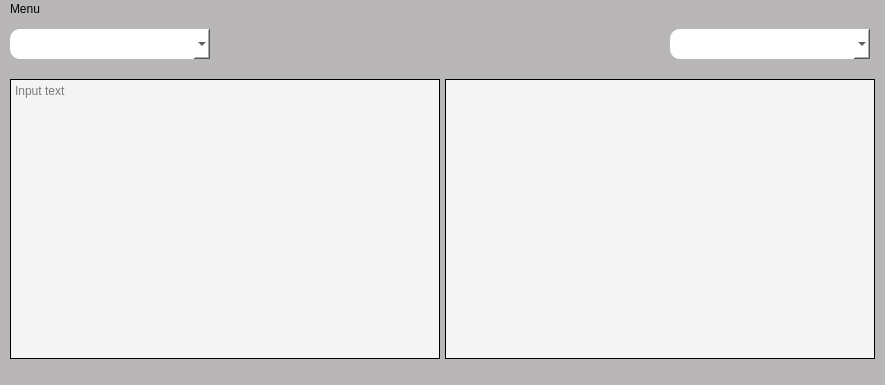
Qt form TranslateMate.ui (spone12/translated_mate) before a commit.
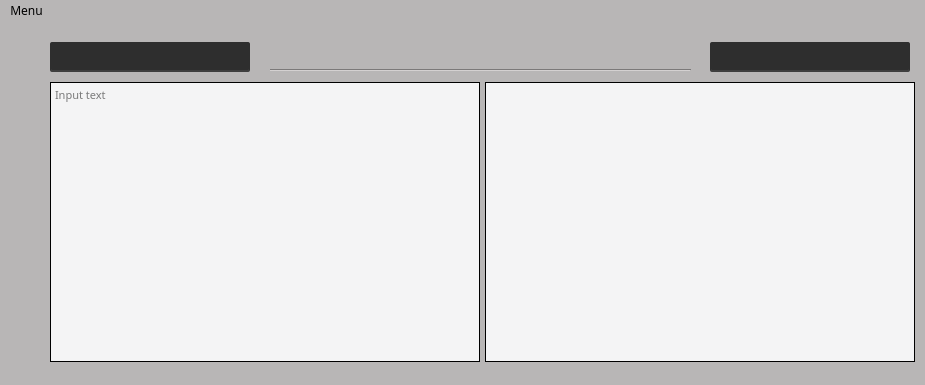
The same form after that commit. Icons and pictures are not drawn.

```diff
--- a/TranslateMate.ui
+++ b/TranslateMate.ui
@@ -9,7 +9,7 @@
    <rect>
     <x>0</x>
     <y>0</y>
-    <width>885</width>
+    <width>925</width>
     <height>385</height>
    </rect>
   </property>
@@ -21,13 +21,13 @@
   </property>
   <property name="minimumSize">
    <size>
-    <width>885</width>
+    <width>925</width>
     <height>385</height>
    </size>
   </property>
   <property name="maximumSize">
    <size>
-    <width>885</width>
+    <width>925</width>
     <height>385</height>
    </size>
   </property>
@@ -41,13 +41,16 @@
    <bool>false</bool>
   </property>
   <property name="styleSheet">
-   <string notr="true">background-color: #b8b6b6;</string>
+   <string notr="true">* {
+   background-color: #b8b6b6;
+   font: Fira Sans Condensed;     
+}</string>
   </property>
   <widget class="QWidget" name="centralwidget">
    <widget class="QTextEdit" name="inputBox">
     <property name="geometry">
      <rect>
-      <x>10</x>
+      <x>50</x>
       <y>60</y>
       <width>430</width>
       <height>280</height>
@@ -56,7 +59,8 @@
     <property name="styleSheet">
      <string notr="true">border: 1px solid black;
 border-radius: 1% 20% / 10% 40%;
-background: #f4f4f5;</string>
+background: #f4f4f5;
+font-size: 11px;</string>
     </property>
     <property name="placeholderText">
      <string>Input text</string>
@@ -68,7 +72,7 @@
     </property>
     <property name="geometry">
      <rect>
-      <x>445</x>
+      <x>485</x>
       <y>60</y>
       <width>430</width>
       <height>280</height>
@@ -77,7 +81,8 @@
     <property name="styleSheet">
      <string notr="true">border: 1px solid black;
 border-radius: 1% 20% / 10% 40%;
-background: #f4f4f5;</string>
+background: #f4f4f5;
+font-size: 11px;</string>
     </property>
     <property name="readOnly">
      <bool>true</bool>
@@ -86,15 +91,43 @@
    <widget class="QComboBox" name="fromLang">
     <property name="geometry">
      <rect>
-      <x>10</x>
-      <y>10</y>
+      <x>50</x>
+      <y>20</y>
       <width>200</width>
       <height>30</height>
      </rect>
     </property>
     <property name="styleSheet">
-     <string notr="true">border-radius: 10px;
-background: white;</string>
+     <string notr="true">#fromLang {
+    font: 11pt Fira Sans Condensed;     
+    background-color: #2e2e2e;
+    border-top: 0px solid #3e3e3e;
+    border-left: 0px solid #3e3e3e;
+    border-right: 0px solid #3e3e3e;
+    border-bottom: 2px solid #3e3e3e;
+    padding: 5%;
+    max-height: 30px;
+    min-width: 140px;
+    color: white;
+    selection-background-color: #5e5e5e;
+	border-radius: 2px;
+}
+#fromLang:drop-down {
+    border: none;
+}
+#fromLang:down-arrow {
+    image: url(img/downButton.png);
+    width: 25px;
+    height: 25px;
+    border-width: 0px;
+    padding-right: 10px;
+	cursor: pointer;
+}
+
+#fromLang:pressed {
+    position: relative;
+    top: 1px; left: 1px;
+}</string>
     </property>
     <property name="editable">
      <bool>true</bool>
@@ -103,15 +136,43 @@
    <widget class="QComboBox" name="toLang">
     <property name="geometry">
      <rect>
-      <x>670</x>
-      <y>10</y>
+      <x>710</x>
+      <y>20</y>
       <width>200</width>
       <height>30</height>
      </rect>
     </property>
     <property name="styleSheet">
-     <string notr="true">border-radius: 10px;
-background: white;</string>
+     <string notr="true">#toLang {
+    font: 11pt Fira Sans Condensed;     
+    background-color: #2e2e2e;
+    border-top: 0px solid #3e3e3e;
+    border-left: 0px solid #3e3e3e;
+    border-right: 0px solid #3e3e3e;
+    border-bottom: 2px solid #3e3e3e;
+    padding: 5%;
+    max-height: 30px;
+    min-width: 140px;
+    color: white;
+    selection-background-color: #5e5e5e;
+	border-radius: 2px;
+}
+#toLang:drop-down {
+    border: none;
+}
+#toLang:down-arrow {
+    image: url(img/downButton.png);
+    width: 25px;
+    height: 25px;
+    border-width: 0px;
+    padding-right: 10px;
+    cursor: pointer;
+}
+
+#toLang:pressed {
+    position: relative;
+    top: 1px; left: 1px;
+}</string>
     </property>
     <property name="editable">
      <bool>true</bool>
@@ -120,8 +181,8 @@
    <widget class="QLabel" name="translateLabel">
     <property name="geometry">
      <rect>
-      <x>430</x>
-      <y>20</y>
+      <x>10</x>
+      <y>60</y>
       <width>30</width>
       <height>30</height>
      </rect>
@@ -133,9 +194,15 @@
      <bool>false</bool>
     </property>
     <property name="styleSheet">
-     <string notr="true">
-background-size: 30px;
-background-repeat: no-repeat;</string>
+     <string notr="true">#translateLabel {
+	background-size: 30px;
+	background-repeat: no-repeat;
+ 	border-radius:  5px;
+	backgournd-color:  none;
+}
+#translateLabel:hover  {
+	background:  #fff6f7;
+}</string>
     </property>
     <property name="text">
      <string/>
@@ -147,14 +214,69 @@
      <bool>true</bool>
     </property>
    </widget>
+   <widget class="QLabel" name="reverseTranslate">
+    <property name="geometry">
+     <rect>
+      <x>10</x>
+      <y>100</y>
+      <width>30</width>
+      <height>30</height>
+     </rect>
+    </property>
+    <property name="cursor">
+     <cursorShape>PointingHandCursor</cursorShape>
+    </property>
+    <property name="focusPolicy">
+     <enum>Qt::NoFocus</enum>
+    </property>
+    <property name="toolTip">
+     <string>Reverse translate</string>
+    </property>
+    <property name="autoFillBackground">
+     <bool>false</bool>
+    </property>
+    <property name="styleSheet">
+     <string notr="true">#reverseTranslate {
+	background-size: 30px;
+	background-repeat: no-repeat;
+ 	border-radius:  5px;
+	backgournd-color:  none;
+}
+#reverseTranslate:hover  {
+	background:  #fff6f7;
+}</string>
+    </property>
+    <property name="text">
+     <string/>
+    </property>
+    <property name="pixmap">
+     <pixmap>img/reverseTranslate.png</pixmap>
+    </property>
+    <property name="scaledContents">
+     <bool>true</bool>
+    </property>
+   </widget>
+   <widget class="Line" name="line">
+    <property name="geometry">
+     <rect>
+      <x>270</x>
+      <y>40</y>
+      <width>421</width>
+      <height>16</height>
+     </rect>
+    </property>
+    <property name="orientation">
+     <enum>Qt::Horizontal</enum>
+    </property>
+   </widget>
   </widget>
   <widget class="QMenuBar" name="menubar">
    <property name="geometry">
     <rect>
      <x>0</x>
      <y>0</y>
-     <width>885</width>
-     <height>23</height>
+     <width>925</width>
+     <height>22</height>
     </rect>
    </property>
    <widget class="QMenu" name="menuMenu">
```
Left out of the diff: 6 changed lines with no effect on the pictures.
